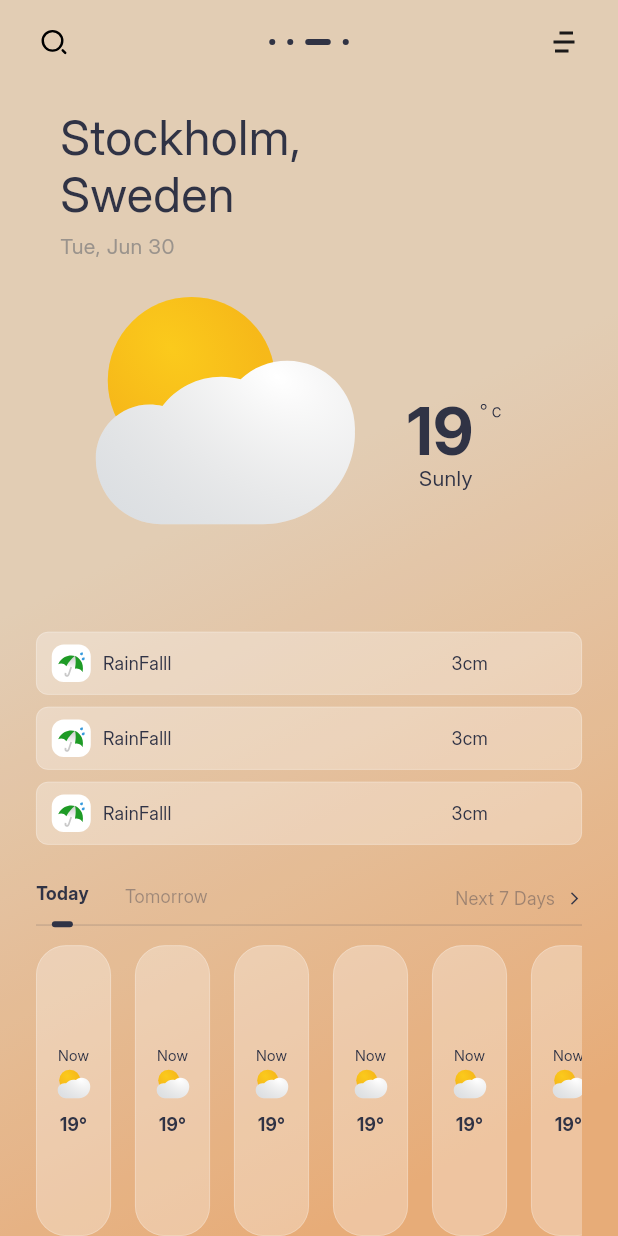
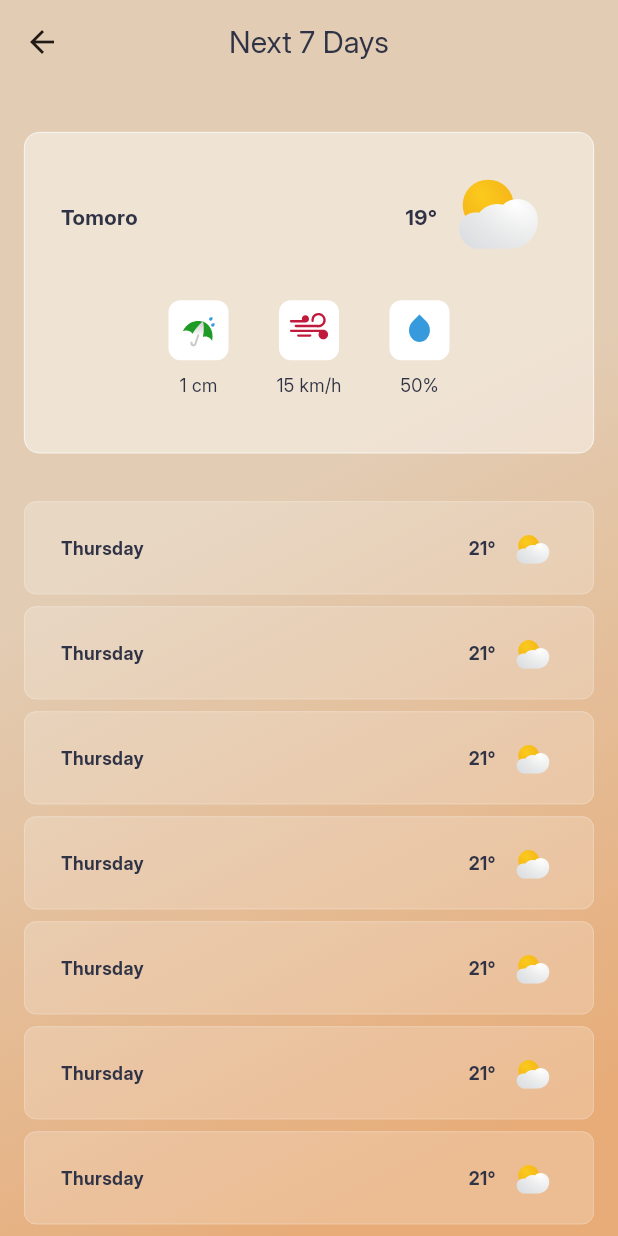
Before and after one commit to framadhan99/weather_app, a Flutter app: the screen it shows after launch, after a tap on "Next 7 Days", on a phone screen of 412 x 824 dp. Run offline on Flutter 3.47's test engine with Material 3 defaults, Android fonts, the phone set to English and light mode, and no system bars; our stand-ins replace dio, flutter_svg, geolocator.

Commit message:
Weather Daily Page

```diff
--- a/lib/presentation/pages/home/custom_tab_weather.dart.dart
+++ b/lib/presentation/pages/home/custom_tab_weather.dart.dart
@@ -3,6 +3,7 @@ import 'package:flutter_svg/svg.dart';
 import 'package:weather_app/core/helpers/ui_helper.dart';
 import 'package:weather_app/core/utils/utils.dart';
 import 'package:weather_app/presentation/pages/home/home_page.dart';
+import 'package:weather_app/presentation/pages/weather_daily/weather_daily_page.dart.dart';
 
 class CustomTabWeatherPage extends StatefulWidget {
   const CustomTabWeatherPage({super.key});
@@ -24,10 +25,6 @@ class _CustomTabWeatherPageState extends State<CustomTabWeatherPage> {
       duration: const Duration(milliseconds: 300),
       curve: Curves.ease,
     );
-  }
-
-  void _onNext7DaysTapped() {
-    nextScreen(HomePage());
   }
 
   @override
@@ -85,7 +82,7 @@ class _CustomTabWeatherPageState extends State<CustomTabWeatherPage> {
                     }),
                     const Spacer(),
                     GestureDetector(
-                      onTap: _onNext7DaysTapped,
+                      onTap: () => nextScreen(WeatherDailyPage()),
                       child: Padding(
                         padding: const EdgeInsets.only(bottom: 8),
                         child: Row(
--- a/lib/presentation/pages/home/home_page.dart
+++ b/lib/presentation/pages/home/home_page.dart
@@ -6,8 +6,10 @@ import 'package:weather_app/core/helpers/ui_helper.dart';
 import 'package:weather_app/core/utils/asset_colors.dart';
 import 'package:weather_app/core/utils/asset_paths.dart';
 import 'package:weather_app/core/utils/asset_styles.dart';
+import 'package:weather_app/core/utils/utils.dart';
 import 'package:weather_app/data/weather/models/daily_weather.dart';
 import 'package:weather_app/presentation/pages/home/custom_tab_weather.dart.dart';
+import 'package:weather_app/presentation/pages/weather_daily/weather_daily_page.dart.dart';
 import '../../../data/weather/provider/weather_provider.dart';
 import 'widgets/card_weather_description.dart';
 import 'widgets/number_celcius.dart';
@@ -20,7 +22,6 @@ class HomePage extends StatefulWidget {
 }
 
 class _HomePageState extends State<HomePage> {
-  bool isSelected = true;
   @override
   Widget build(BuildContext context) {
     return Scaffold(
@@ -34,28 +35,34 @@ class _HomePageState extends State<HomePage> {
               Row(
                 mainAxisAlignment: MainAxisAlignment.spaceBetween,
                 children: [
-                  SvgPicture.asset(AssetPaths.iconSearch),
+                  IconButton(
+                    padding: EdgeInsets.zero, // HILANGKAN padding bawaan
+                    // constraints: BoxConstraints(),
+                    onPressed: () {
+                      nextScreen(WeatherDailyPage());
+                    },
+                    icon: SvgPicture.asset(AssetPaths.iconSearch),
+                  ),
                   SvgPicture.asset(AssetPaths.iconPoint),
-                  SvgPicture.asset(AssetPaths.iconList),
+                  IconButton(
+                    onPressed: () {
+                      nextScreen(WeatherDailyPage());
+                    },
+                    icon: SvgPicture.asset(AssetPaths.iconList),
+                  ),
                 ],
               ),
-              verticalSpace(32),
-              Padding(
-                padding: const EdgeInsets.only(left: 16),
-                child: Text(
+              verticalSpace(24),
+              Text(
                 "Stockholm, \nSweden",
                 style: AssetStyles.heading.copyWith(height: 1.2),
               ),
-              ),
-              Padding(
-                padding: const EdgeInsets.only(left: 16, top: 6),
-                child: Text(
+              Text(
                 "Tue, Jun 30",
                 style: AssetStyles.description.copyWith(
                   color: AssetColors.textGreyColor,
                   fontWeight: FontWeight.w500,
                   // fontSize: 16,
-                  ),
                 ),
               ),
               Row(
--- /dev/null
+++ b/lib/presentation/pages/weather_daily/weather_daily_page.dart.dart
@@ -0,0 +1,184 @@
+import 'package:flutter/material.dart';
+import 'package:flutter_svg/flutter_svg.dart';
+import 'package:weather_app/core/helpers/ui_helper.dart';
+import 'package:weather_app/core/utils/utils.dart';
+import 'package:weather_app/presentation/pages/weather_daily/widgets/card_weather_daily.dart';
+
+class WeatherDailyPage extends StatelessWidget {
+  const WeatherDailyPage({super.key});
+
+  @override
+  Widget build(BuildContext context) {
+    return Scaffold(
+      appBar: AppBar(
+        backgroundColor: Colors.transparent,
+        surfaceTintColor: Colors.transparent,
+        title: Text(
+          "Next 7 Days",
+          style: AssetStyles.description.copyWith(fontSize: 20),
+        ),
+        centerTitle: true,
+        // leading: GestureDetector(
+        //   onTap: () => backScreen(),
+        //   child: Padding(
+        //     padding: const EdgeInsets.only(
+        //       left: 6,
+        //       top: 6,
+        //       bottom: 6,
+        //       right: 16,
+        //     ),
+        //     child: SvgPicture.asset(AssetPaths.iconBack),
+        //   ),
+        // ),
+      ),
+      body: Padding(
+        padding: const EdgeInsets.only(right: 16, left: 16, top: 32),
+        child: Column(
+          children: [
+            Container(
+              padding: EdgeInsets.symmetric(horizontal: 24, vertical: 24),
+              height: screenHeightPercentage(context, percentage: 26),
+              width: screenWidth(context),
+              decoration: BoxDecoration(
+                color: Colors.white.withAlpha(110),
+                border: Border.all(color: Colors.white, width: 0.5),
+                borderRadius: BorderRadius.circular(10),
+              ),
+              child: Column(
+                children: [
+                  Row(
+                    crossAxisAlignment: CrossAxisAlignment.center,
+                    children: [
+                      Padding(
+                        padding: const EdgeInsets.only(bottom: 10),
+                        child: Text(
+                          "Tomoro",
+                          style: AssetStyles.description.copyWith(
+                            fontWeight: FontWeight.bold,
+                          ),
+                        ),
+                      ),
+                      Spacer(),
+                      Padding(
+                        padding: const EdgeInsets.only(bottom: 10),
+                        child: Text(
+                          "19°",
+                          style: AssetStyles.description.copyWith(
+                            fontWeight: FontWeight.bold,
+                          ),
+                        ),
+                      ),
+                      SvgPicture.asset(AssetPaths.iconCloudy, width: 80),
+                    ],
+                  ),
+                  Spacer(),
+                  Row(
+                    mainAxisAlignment: MainAxisAlignment.center,
+
+                    children: [
+                      Column(
+                        children: [
+                          Container(
+                            height: 40,
+                            width: 40,
+                            decoration: BoxDecoration(
+                              color: Colors.white,
+                              borderRadius: BorderRadius.circular(8),
+                            ),
+                            alignment: Alignment.center,
+                            child: SvgPicture.asset(
+                              // fit: BoxFit.cover,
+                              AssetPaths.iconUmbrella,
+                              width: 30,
+                            ),
+                          ),
+                          verticalSpace(8),
+                          Text(
+                            "1 cm",
+                            style: AssetStyles.description.copyWith(
+                              fontSize: 12,
+                            ),
+                          ),
+                        ],
+                      ),
+                      horizontalSpace(32),
+                      Column(
+                        children: [
+                          Container(
+                            height: 40,
+                            width: 40,
+                            decoration: BoxDecoration(
+                              color: Colors.white,
+                              borderRadius: BorderRadius.circular(8),
+                            ),
+                            alignment: Alignment.center,
+                            child: SvgPicture.asset(
+                              // fit: BoxFit.cover,
+                              alignment: Alignment.bottomCenter,
+                              AssetPaths.iconWind,
+                              width: 42,
+                            ),
+                          ),
+                          verticalSpace(8),
+                          Text(
+                            "15 km/h",
+                            style: AssetStyles.description.copyWith(
+                              fontSize: 12,
+                            ),
+                          ),
+                        ],
+                      ),
+                      horizontalSpace(32),
+                      Column(
+                        children: [
+                          Container(
+                            height: 40,
+                            width: 40,
+                            decoration: BoxDecoration(
+                              color: Colors.white,
+                              borderRadius: BorderRadius.circular(8),
+                            ),
+                            alignment: Alignment.center,
+                            child: SvgPicture.asset(
+                              fit: BoxFit.contain,
+                              AssetPaths.iconHumidity,
+                              width: 40,
+                            ),
+                          ),
+                          verticalSpace(8),
+                          Text(
+                            "50%",
+                            style: AssetStyles.description.copyWith(
+                              fontSize: 12,
+                            ),
+                          ),
+                        ],
+                      ),
+                    ],
+                  ),
+                  Spacer(),
+                ],
+              ),
+            ),
+            verticalSpace(32),
+            Expanded(
+              child: ListView.builder(
+                itemCount: 7,
+                itemBuilder: (context, index) {
+                  return Padding(
+                    padding: const EdgeInsets.only(bottom: 8),
+                    child: CardWeatherDaily(
+                      icon: AssetPaths.iconCloudy,
+                      description: "21°",
+                      title: "Thursday",
+                    ),
+                  );
+                },
+              ),
+            ),
+          ],
+        ),
+      ),
+    );
+  }
+}
--- /dev/null
+++ b/lib/presentation/pages/weather_daily/widgets/card_weather_daily.dart
@@ -0,0 +1,56 @@
+import 'package:flutter/material.dart';
+import 'package:flutter_svg/svg.dart';
+
+import '../../../../core/helpers/ui_helper.dart';
+import '../../../../core/utils/utils.dart';
+
+class CardWeatherDaily extends StatelessWidget {
+  const CardWeatherDaily({
+    super.key,
+    required this.icon,
+    required this.description,
+    required this.title,
+  });
+
+  final String icon;
+  final String description;
+  final String title;
+
+  @override
+  Widget build(BuildContext context) {
+    return Container(
+      padding: EdgeInsets.symmetric(horizontal: 24),
+      height: 62,
+      width: screenWidth(context),
+      decoration: BoxDecoration(
+        color: Colors.white.withAlpha(50),
+        border: Border.all(color: Colors.white.withAlpha(80), width: 0.5),
+        borderRadius: BorderRadius.circular(8),
+      ),
+      child: Row(
+        children: [
+          Text(
+            title,
+            style: AssetStyles.description.copyWith(
+              fontSize: 12,
+              fontWeight: FontWeight.bold,
+            ),
+          ),
+          Spacer(flex: 3),
+          Text(
+            description,
+            style: AssetStyles.description.copyWith(
+              fontSize: 12,
+              fontWeight: FontWeight.bold,
+            ),
+          ),
+          horizontalSpace(8),
+          Padding(
+            padding: const EdgeInsets.only(top: 8),
+            child: SvgPicture.asset(icon),
+          ),
+        ],
+      ),
+    );
+  }
+}
```
Also changed, not shown: assets/icons/icon_humidity.svg, assets/icons/icon_wind.svg. Lines whose indentation alone changed are shown as unchanged.
